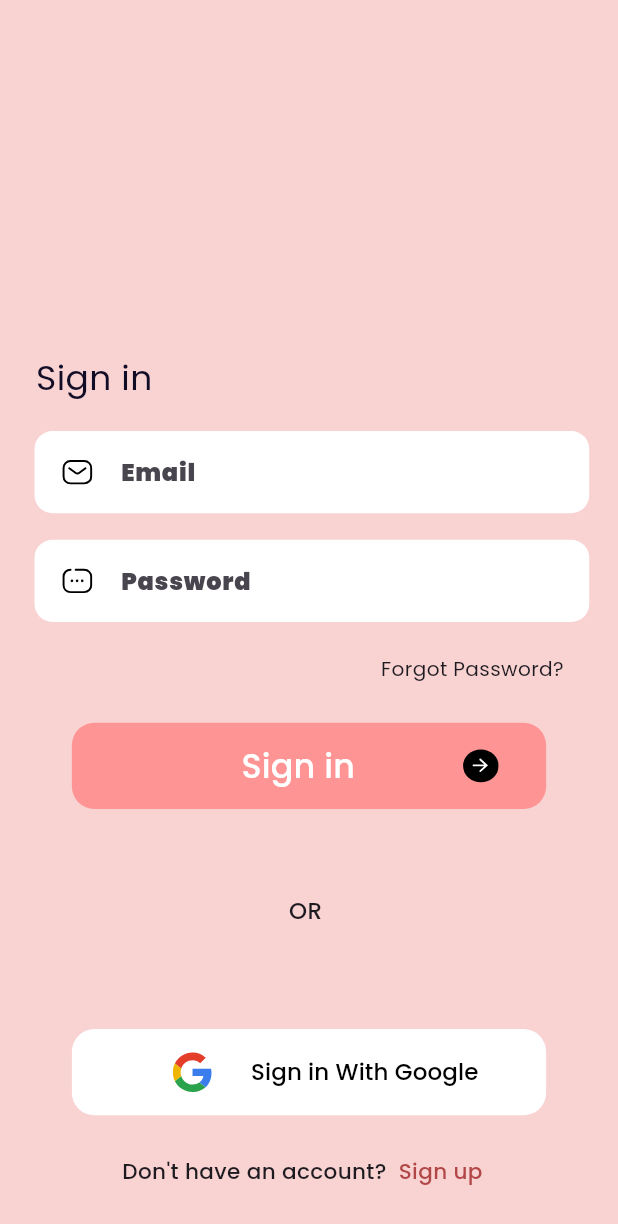
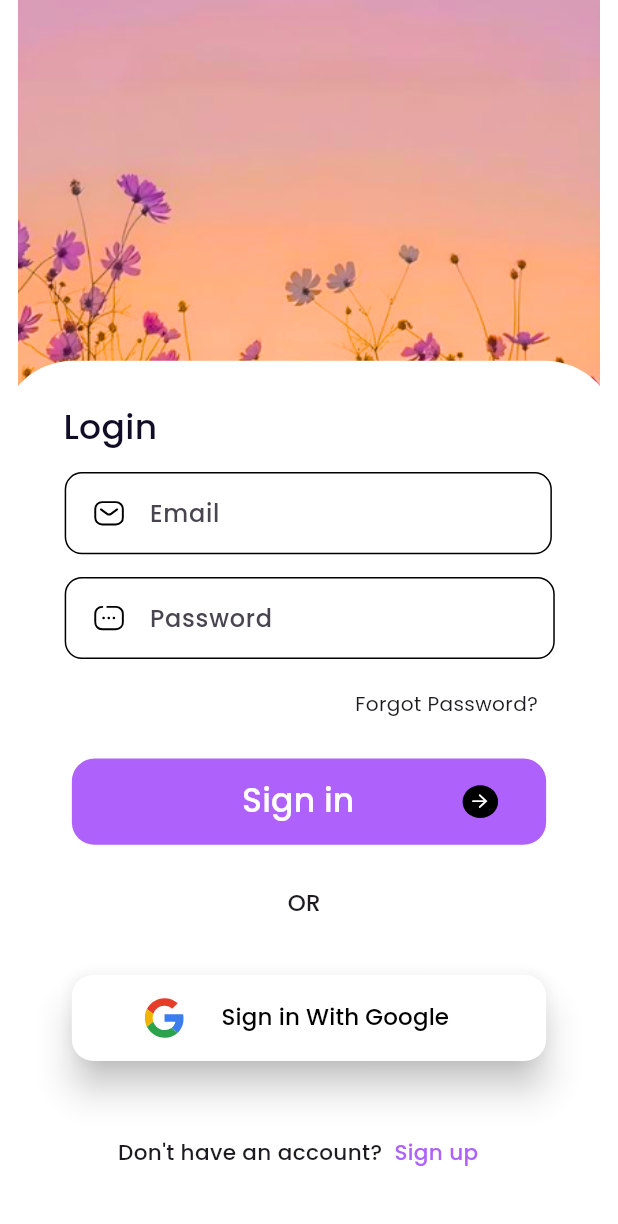
Before and after one commit to PratyushaKumarKar/misflo, a Flutter app: the screen it shows after launch, on a phone screen of 412 x 824 dp. Shown: the top 1224 px of the screen. Run offline on Flutter 3.47's test engine with Material 3 defaults, Android fonts, the phone set to English and light mode, and no system bars; our stand-ins replace cloud_firestore, firebase_auth, firebase_core, flutter_svg, google_fonts, google_sign_in; accounts and stored records are empty.

Commit message:
New login ui done

```diff
--- a/lib/main.dart
+++ b/lib/main.dart
@@ -29,6 +29,7 @@ class MyApp extends StatelessWidget {
     var screenHeight = MediaQuery.of(context).size.height * 3;
 
     return MaterialApp(
+      debugShowCheckedModeBanner: false,
       home: user == null
           ? Login()
           : Home(
--- a/lib/pages/home.dart
+++ b/lib/pages/home.dart
@@ -1,6 +1,9 @@
 import 'package:flutter/material.dart';
 import 'package:firebase_auth/firebase_auth.dart';
 import 'package:cloud_firestore/cloud_firestore.dart';
+import 'package:google_fonts/google_fonts.dart';
+import 'package:misflo/utils/screentools.dart';
+import 'package:intl/intl.dart' show toBeginningOfSentenceCase;
 
 class Home extends StatelessWidget {
   final User user;
@@ -13,16 +16,9 @@ class Home extends StatelessWidget {
     var screenheight = MediaQuery.of(context).size.height * 3;
     return Scaffold(
       backgroundColor: Colors.white,
-      body: Stack(
-        children: [
-          Positioned(
-            left: 0.01627906977 * screenwidth,
-            top: 0.01144492132 * screenheight,
-            child: FutureBuilder<DocumentSnapshot>(
-              future: FirebaseFirestore.instance
-                  .collection('users')
-                  .doc(user.uid)
-                  .get(),
+      body: FutureBuilder<DocumentSnapshot>(
+        future:
+            FirebaseFirestore.instance.collection('users').doc(user.uid).get(),
         builder: (context, snapshot) {
           if (snapshot.connectionState == ConnectionState.waiting) {
             // Return a loading indicator or placeholder
@@ -37,15 +33,32 @@ class Home extends StatelessWidget {
           // Access user data from the snapshot
           var userData = snapshot.data!.data() as Map<String, dynamic>;
           var photoUrl = userData['photoURL'];
-
-                return CircleAvatar(
-                  radius: 0.007153075823 * screenheight,
+          var displayName = userData["displayName"];
+          return SafeArea(
+            child: Stack(
+              children: [
+                Positioned(
+                  right: width(context, 14),
+                  top: height(context, 18),
+                  child: CircleAvatar(
+                    radius: height(context, 27),
                     backgroundImage: NetworkImage(photoUrl),
+                  ),
+                ),
+                Positioned(
+                  top: height(context, 32),
+                  left: width(context, 14),
+                  child: Text(
+                    " Hey! " +
+                        toBeginningOfSentenceCase(displayName.split(" ")[0]),
+                    style: GoogleFonts.poppins(
+                        fontSize: width(context, 20), color: Colors.black),
+                  ),
+                )
+              ],
+            ),
           );
         },
-            ),
-          ),
-        ],
       ),
     );
   }
--- a/lib/pages/login.dart
+++ b/lib/pages/login.dart
@@ -5,6 +5,7 @@ import 'package:flutter_svg/svg.dart';
 import 'package:google_fonts/google_fonts.dart';
 import 'package:google_sign_in/google_sign_in.dart';
 import 'package:misflo/pages/home.dart';
+import 'package:misflo/utils/screentools.dart';
 
 class Login extends StatelessWidget {
   const Login({super.key});
@@ -15,35 +16,60 @@ class Login extends StatelessWidget {
     var screenHeight = MediaQuery.of(context).size.height * 3;
     return Builder(builder: (BuildContext context) {
       return Scaffold(
-          backgroundColor: const Color(0xFFF9D2D2),
+          backgroundColor: Colors.white,
           body: Stack(
             children: [
               Positioned(
-                left: 0.01937984496 * screenWidth,
-                top: 0.09549356223 * screenHeight,
+                top: -10,
+                left: width(context, 0),
+                child: Container(
+                  width: width(context, 430),
+                  height: height(context, 380),
+                  child: Image.asset("assets/login_background.png"),
+                ),
+              ),
+              Positioned(
+                top: height(context, 272),
+                child: Container(
+                  height: height(context, 660),
+                  width: width(context, 430),
+                  decoration: BoxDecoration(
+                      color: Colors.white,
+                      borderRadius: BorderRadius.only(
+                          topLeft: Radius.circular(width(context, 51)),
+                          topRight: Radius.circular(width(context, 51)))),
+                  child: Stack(
+                    children: [
+                      Positioned(
+                        left: width(context, 44),
+                        top: height(context, 32),
                         child: Text(
-                  "Sign in",
+                          "Login",
                           style: GoogleFonts.poppins(
+                            fontWeight: FontWeight.w500,
                             fontSize: 0.01860465116 * screenWidth,
                             color: const Color(0xFF120D26),
                           ),
                         ),
                       ),
                       Positioned(
-                left: 0.01860465116 * screenWidth,
-                top: 0.1162374821 * screenHeight,
+                        left: width(context, 45),
+                        top: height(context, 84),
+                        width: width(context, 339),
                         child: Container(
-                  width: 0.2992248062 * screenWidth,
-                  height: 0.02217453505 * screenHeight,
+                          width: width(context, 339),
+                          height: height(context, 62),
                           decoration: BoxDecoration(
+                            border: Border.all(),
                             color: Colors.white,
-                    borderRadius: BorderRadius.circular(12),
+                            borderRadius:
+                                BorderRadius.circular(width(context, 12)),
                           ),
                           child: Row(
                             children: [
                               Padding(
                                 padding:
-                            EdgeInsets.only(left: 0.01395348837 * screenWidth),
+                                    EdgeInsets.only(left: width(context, 18)),
                                 child: SvgPicture.asset(
                                   'assets/email.svg',
                                   width: 24,
@@ -53,14 +79,14 @@ class Login extends StatelessWidget {
                               ),
                               Expanded(
                                 child: Padding(
-                          padding: EdgeInsets.only(
-                              left: 0.01317829457 * screenWidth),
+                                  padding:
+                                      EdgeInsets.only(left: width(context, 15)),
                                   child: TextField(
                                     decoration: InputDecoration(
                                       border: InputBorder.none,
                                       hintText: 'Email',
                                       hintStyle: GoogleFonts.poppins(
-                                  fontWeight: FontWeight.w900),
+                                          fontWeight: FontWeight.w500),
                                     ),
                                   ),
                                 ),
@@ -70,20 +96,23 @@ class Login extends StatelessWidget {
                         ),
                       ),
                       Positioned(
-                left: 0.01860465116 * screenWidth,
-                top: 0.145565093 * screenHeight,
+                        left: width(context, 45),
+                        top: height(context, 163),
+                        width: width(context, 341),
                         child: Container(
-                  width: 0.2992248062 * screenWidth,
-                  height: 0.02217453505 * screenHeight,
+                          width: width(context, 341),
+                          height: height(context, 62),
                           decoration: BoxDecoration(
+                            border: Border.all(),
                             color: Colors.white,
-                    borderRadius: BorderRadius.circular(12),
+                            borderRadius:
+                                BorderRadius.circular(width(context, 12)),
                           ),
                           child: Row(
                             children: [
                               Padding(
                                 padding:
-                            EdgeInsets.only(left: 0.01395348837 * screenWidth),
+                                    EdgeInsets.only(left: width(context, 18)),
                                 child: SvgPicture.asset(
                                   'assets/password.svg',
                                   width: 24,
@@ -93,14 +122,14 @@ class Login extends StatelessWidget {
                               ),
                               Expanded(
                                 child: Padding(
-                          padding: EdgeInsets.only(
-                              left: 0.01317829457 * screenWidth),
+                                  padding:
+                                      EdgeInsets.only(left: width(context, 15)),
                                   child: TextField(
                                     decoration: InputDecoration(
                                       border: InputBorder.none,
                                       hintText: 'Password',
                                       hintStyle: GoogleFonts.poppins(
-                                  fontWeight: FontWeight.w900),
+                                          fontWeight: FontWeight.w500),
                                     ),
                                   ),
                                 ),
@@ -110,28 +139,27 @@ class Login extends StatelessWidget {
                         ),
                       ),
                       Positioned(
-                top: 0.1766809728 * screenHeight,
-                left: 0.2054263566 * screenWidth,
+                        top: height(context, 248),
+                        left: width(context, 247),
                         child: Text(
                           "Forgot Password?",
                           style: GoogleFonts.poppins(
-                    fontSize: 0.01085271318 * screenWidth,
+                            fontSize: width(context, 14),
                           ),
                         ),
                       ),
                       Positioned(
-                left: 0.03875968992 * screenWidth,
-                top: 0.1949213162 *
-                    screenHeight, // Adjust the position as needed
+                        left: width(context, 50),
+                        top: height(context, 300),
                         child: Container(
-                  width: 0.2558139535 * screenWidth,
-                  height: 0.02324749642 * screenHeight,
+                          width: width(context, 330),
+                          height: height(context, 65),
                           child: TextButton(
                             onPressed: () {
                               // Handle button press
                             },
                             style: TextButton.styleFrom(
-                      backgroundColor: const Color(0xFFFF9494),
+                              backgroundColor: const Color(0xFFAF61FC),
                               shape: RoundedRectangleBorder(
                                 borderRadius: BorderRadius.circular(15.0),
                               ),
@@ -141,20 +169,20 @@ class Login extends StatelessWidget {
                               children: [
                                 Padding(
                                   padding: EdgeInsets.only(
-                              left: 0.07751937984 * screenWidth),
+                                      left: width(context, 100)),
                                   child: Text(
                                     'Sign in',
                                     style: GoogleFonts.poppins(
                                       color: Colors.white,
-                              fontSize: 0.018 * screenWidth,
+                                      fontSize: width(context, 23),
                                       fontWeight: FontWeight.w500,
                                     ),
                                   ),
                                 ),
                                 Padding(
                                   padding: EdgeInsets.only(
-                              left: 0.05813953 * screenWidth,
-                              right: 0.01162790 * screenWidth),
+                                      left: width(context, 75),
+                                      right: width(context, 15)),
                                   child: SvgPicture.asset(
                                     'assets/round_arrow.svg',
                                     width: 24,
@@ -167,37 +195,40 @@ class Login extends StatelessWidget {
                         ),
                       ),
                       Positioned(
-                top: 0.241416309 * screenHeight,
-                left: 0.1558139535 * screenWidth,
+                        top: height(context, 397),
+                        left: width(context, 200),
                         child: Text(
                           "OR",
                           style: GoogleFonts.poppins(
-                      fontSize: 0.01240310078 * screenWidth,
+                              fontSize: width(context, 16),
                               fontWeight: FontWeight.w500),
                         ),
                       ),
                       Positioned(
                         left: 0.03875968992 * screenWidth,
-                top: 0.2775393419 *
-                    screenHeight, // Adjust the position as needed
+                        top: height(context, 463),
                         child: Container(
                           width: 0.2558139535 * screenWidth,
                           height: 0.02324749642 * screenHeight,
-                  child: TextButton(
+                          child: ElevatedButton(
                             onPressed: () async {
                               await _signInWithGoogle(context);
                             },
                             style: TextButton.styleFrom(
+                              elevation: 10,
+                              surfaceTintColor: Colors.white,
+                              foregroundColor: Colors.white,
                               backgroundColor: Colors.white,
                               shape: RoundedRectangleBorder(
-                        borderRadius: BorderRadius.circular(15.0),
+                                borderRadius:
+                                    BorderRadius.circular(width(context, 15.0)),
                               ),
                             ),
                             child: Row(
                               children: [
                                 Padding(
                                   padding: EdgeInsets.only(
-                            left: 0.04341085271 * screenWidth,
+                                    left: width(context, 24),
                                   ),
                                   child: SvgPicture.asset(
                                     'assets/google.svg',
@@ -206,8 +237,8 @@ class Login extends StatelessWidget {
                                   ),
                                 ),
                                 Padding(
-                          padding: EdgeInsets.only(
-                              left: 0.01937984496 * screenWidth),
+                                  padding:
+                                      EdgeInsets.only(left: width(context, 24)),
                                   child: Text(
                                     'Sign in With Google',
                                     style: GoogleFonts.poppins(
@@ -223,8 +254,8 @@ class Login extends StatelessWidget {
                         ),
                       ),
                       Positioned(
-                  left: 0.06589147287 * screenWidth,
-                  top: 0.3118741059 * screenHeight,
+                          left: width(context, 82),
+                          top: height(context, 586),
                           child: Row(
                             children: [
                               Text(
@@ -239,12 +270,16 @@ class Login extends StatelessWidget {
                                   "Sign up",
                                   style: GoogleFonts.poppins(
                                       fontWeight: FontWeight.w500,
-                              color: Color(0xFFB14747),
+                                      color: Color(0xFFAF61FC),
                                       fontSize: 0.01162790698 * screenWidth),
                                 ),
                               )
                             ],
                           ))
+                    ],
+                  ),
+                ),
+              ),
             ],
           ));
     });
--- /dev/null
+++ b/lib/utils/screentools.dart
@@ -0,0 +1,15 @@
+import 'package:flutter/material.dart';
+
+width(BuildContext context, double width) {
+  double screenwidth = MediaQuery.of(context).size.width * 3;
+  double widthratio = width / (430 * 3);
+  double newWidth = widthratio * screenwidth;
+  return newWidth;
+}
+
+height(BuildContext context, double height) {
+  double screenheight = MediaQuery.of(context).size.height * 3;
+  double heightratio = height / (932 * 3);
+  double newHeight = heightratio * screenheight;
+  return newHeight;
+}
--- a/pubspec.yaml
+++ b/pubspec.yaml
@@ -41,6 +41,7 @@ dependencies:
   firebase_auth: ^4.16.0
   cloud_firestore: ^4.14.0
   google_sign_in: ^6.2.1
+  intl: ^0.19.0
 
 dev_dependencies:
   flutter_test:
```
Also changed, not shown: assets/login_background.png (added), pubspec.lock. Lines whose indentation alone changed are shown as unchanged.
